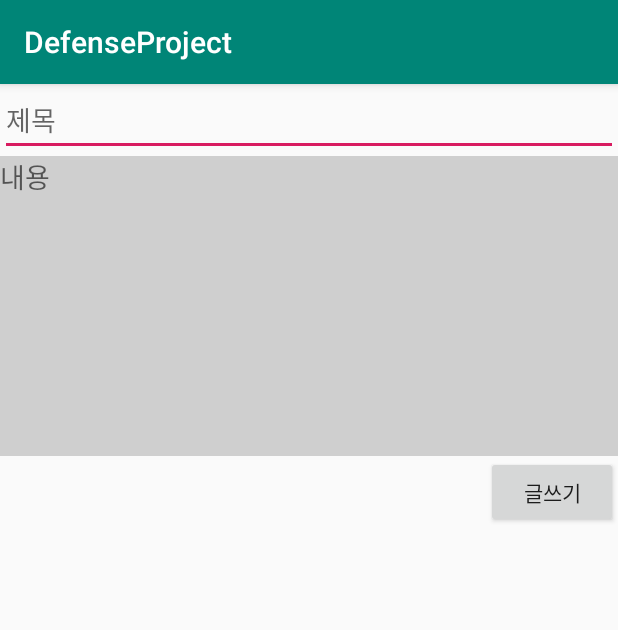
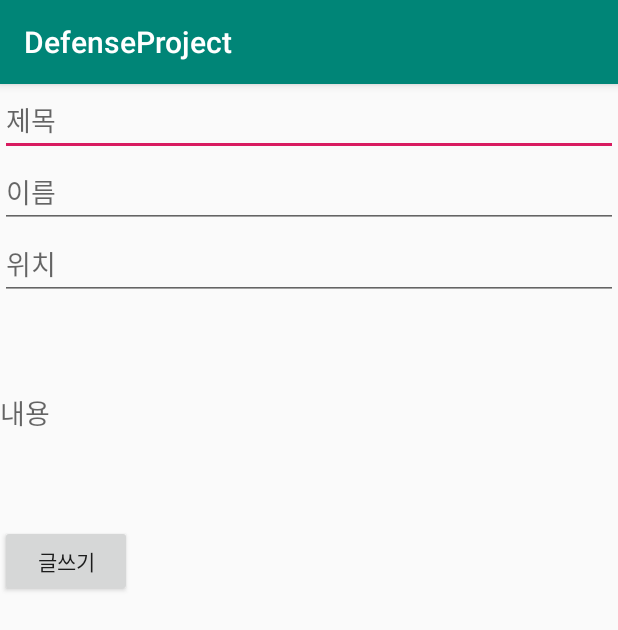
Before and after one commit to moa1520/DefenseProject, an Android app: the WriteActivity screen opened directly, with no data from a screen before it, on a phone screen of 412 x 824 dp. Shown: the top 630 px of the screen. Run offline under Robolectric (Android 15) with nearby library versions, the phone set to English and light mode, and no system bars.

Commit message:
검색 페이지 추가

```diff
--- a/app/src/main/AndroidManifest.xml
+++ b/app/src/main/AndroidManifest.xml
@@ -13,8 +13,7 @@
             android:name="com.google.android.geo.API_KEY"
             android:value="AIzaSyBy9mhc9_HeeOtLa7HWu2M5OyS-EFlE9N4" />
 
-        <activity android:name=".MainActivity">
-        </activity>
+        <activity android:name=".MainActivity"></activity>
         <activity android:name=".LookActivity" />
         <activity android:name=".WriteActivity" />
         <activity android:name=".LoginActivity" />
@@ -25,6 +24,7 @@
                 <category android:name="android.intent.category.LAUNCHER" />
             </intent-filter>
         </activity>
+        <activity android:name=".SearchActivity"></activity>
     </application>
 
 </manifest>
--- a/app/src/main/java/com/example/taekyoungkang/defenseproject/DBHelper.java
+++ b/app/src/main/java/com/example/taekyoungkang/defenseproject/DBHelper.java
@@ -10,16 +10,18 @@ public class DBHelper extends SQLiteOpenHelper {
     private static final int DB_VERSION = 1;
     private static final String DB_NAME = "defence.db";
     private static final String CREATE_TABLE =
-            String.format("CREATE TABLE %s (%s INTEGER PRIMARY KEY AUTOINCREMENT, %s TEXT, %s TEXT)"
+            String.format("CREATE TABLE %s (%s INTEGER PRIMARY KEY AUTOINCREMENT, %s TEXT, %s TEXT, %s TEXT, %s TEXT)"
                     , DataContract.Data.TABLE_NAME,
                     DataContract.Data._ID,
                     DataContract.Data.TITLE,
+                    DataContract.Data.LOCATION,
+                    DataContract.Data.NAME,
                     DataContract.Data.CONTENTS);
     private static final String DELETE_TABLE =
             "DROP TABLE IF EXISTS " + DataContract.Data.TABLE_NAME;
 
     public static DBHelper getsInstance(Context context) {
-        if(sInstance == null) {
+        if (sInstance == null) {
             sInstance = new DBHelper(context);
         }
         return sInstance;
--- a/app/src/main/java/com/example/taekyoungkang/defenseproject/DataContract.java
+++ b/app/src/main/java/com/example/taekyoungkang/defenseproject/DataContract.java
@@ -8,6 +8,8 @@ public class DataContract {
     public static class Data implements BaseColumns {
         public static final String TABLE_NAME = "post";
         public static final String TITLE = "title";
+        public static final String NAME = "name";
+        public static final String LOCATION = "location";
         public static final String CONTENTS = "contents";
     }
 }
--- a/app/src/main/java/com/example/taekyoungkang/defenseproject/Defenseinfo.java
+++ b/app/src/main/java/com/example/taekyoungkang/defenseproject/Defenseinfo.java
@@ -1,6 +1,6 @@
 package com.example.taekyoungkang.defenseproject;
 
-public class Defenseinfo {
+public final class Defenseinfo {
 
     public static final String[] TITLES =
             {
--- a/app/src/main/java/com/example/taekyoungkang/defenseproject/MainActivity.java
+++ b/app/src/main/java/com/example/taekyoungkang/defenseproject/MainActivity.java
@@ -42,7 +42,7 @@
     public boolean onOptionsItemSelected(MenuItem item) {
         switch (item.getItemId()) {
             case R.id.menu_search:
-                Toast.makeText(MainActivity.this, item.getTitle() + " selected", Toast.LENGTH_SHORT).show();
+                startActivity(new Intent(this, SearchActivity.class));
                 return true;
             case R.id.menu_add:
                 startActivity(new Intent(this, WriteActivity.class));
--- a/app/src/main/java/com/example/taekyoungkang/defenseproject/WriteActivity.java
+++ b/app/src/main/java/com/example/taekyoungkang/defenseproject/WriteActivity.java
@@ -13,6 +13,8 @@ import android.widget.Toast;
 public class WriteActivity extends AppCompatActivity {
 
     private EditText mTitleEditText;
+    private EditText mNameEditText;
+    private EditText mLocationEditText;
     private EditText mContentsEditText;
     private Button submit;
 
@@ -21,8 +23,10 @@ public class WriteActivity extends AppCompatActivity {
         super.onCreate(savedInstanceState);
         setContentView(R.layout.activity_write);
 
-        mTitleEditText = findViewById(R.id.title_edit);
-        mContentsEditText = findViewById(R.id.contents_edit);
+        mTitleEditText = (EditText)findViewById(R.id.title_edit);
+        mNameEditText = (EditText)findViewById(R.id.name_edit);
+        mLocationEditText = (EditText)findViewById(R.id.location_edit);
+        mContentsEditText = (EditText)findViewById(R.id.contents_edit);
         submit = (Button) findViewById(R.id.submit);
 
         submit.setOnClickListener(new View.OnClickListener() {
@@ -30,9 +34,13 @@ public class WriteActivity extends AppCompatActivity {
             public void onClick(View v) {
                 String title = mTitleEditText.getText().toString();
                 String contents = mContentsEditText.getText().toString();
+                String name = mNameEditText.getText().toString();
+                String location = mLocationEditText.getText().toString();
 
                 ContentValues contentValues = new ContentValues();
                 contentValues.put(DataContract.Data.TITLE, title);
+                contentValues.put(DataContract.Data.NAME, name);
+                contentValues.put(DataContract.Data.LOCATION, location);
                 contentValues.put(DataContract.Data.CONTENTS, contents);
 
                 SQLiteDatabase db = DBHelper.getsInstance(getApplicationContext()).getWritableDatabase();
--- a/app/src/main/res/layout/activity_anim.xml
+++ b/app/src/main/res/layout/activity_anim.xml
@@ -19,6 +19,8 @@
         android:layout_width="wrap_content"
         android:layout_height="wrap_content"
         android:text="login"
+        android:layout_gravity="bottom|center"
+        android:layout_marginBottom="100dp"
         android:id="@+id/btn"/>
 
 
--- a/app/src/main/res/layout/activity_write.xml
+++ b/app/src/main/res/layout/activity_write.xml
@@ -7,27 +7,44 @@
     android:orientation="vertical"
     tools:context=".WriteActivity">
 
+    <ScrollView
+        android:layout_width="match_parent"
+        android:layout_height="match_parent">
+
+        <LinearLayout
+            android:orientation="vertical"
+            android:layout_width="match_parent"
+            android:layout_height="match_parent">
+
             <EditText
                 android:id="@+id/title_edit"
                 android:layout_width="match_parent"
                 android:layout_height="wrap_content"
                 android:hint="제목" />
 
-    <ScrollView
+            <EditText
+                android:id="@+id/name_edit"
                 android:layout_width="match_parent"
-        android:layout_height="200dp"
-        android:background="#cfcfcf">
+                android:layout_height="wrap_content"
+                android:hint="이름" />
+
+            <EditText
+                android:id="@+id/location_edit"
+                android:layout_width="match_parent"
+                android:layout_height="wrap_content"
+                android:hint="위치" />
+
             <EditText
                 android:id="@+id/contents_edit"
                 android:layout_width="match_parent"
-            android:layout_height="wrap_content"
+                android:layout_height="150dp"
                 android:background="@android:color/transparent"
                 android:hint="내용" />
-    </ScrollView>
             <Button
                 android:id="@+id/submit"
-        android:layout_gravity="right"
-        android:text="글쓰기"
                 android:layout_width="wrap_content"
-        android:layout_height="wrap_content" />
+                android:layout_height="wrap_content"
+                android:text="글쓰기" />
         </LinearLayout>
+    </ScrollView>
+</LinearLayout>
```
Also changed, not shown: app/src/main/java/com/example/taekyoungkang/defenseproject/AnimActivity.java (+10 -1 lines), app/src/main/java/com/example/taekyoungkang/defenseproject/LookActivity.java (+7 -3 lines), app/src/main/java/com/example/taekyoungkang/defenseproject/LookFragment.java (+19 -5 lines), app/src/main/java/com/example/taekyoungkang/defenseproject/SearchActivity.java (added, +56 -0 lines), app/src/main/java/com/example/taekyoungkang/defenseproject/TitlesFragment.java (+48 -7 lines), app/src/main/res/layout/activity_search.xml (added, +22 -0 lines), app/src/main/res/layout/fragment_look.xml (+11 -0 lines). Lines whose indentation alone changed are shown as unchanged.
